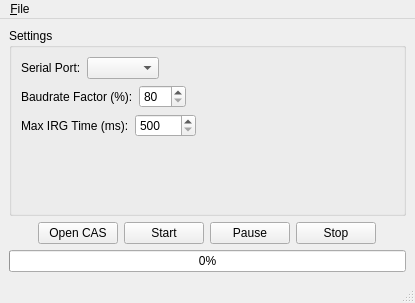
First picture: the form in src/mainwindow.ui, repository ThKattanek/cas_to_sio, before the edit.
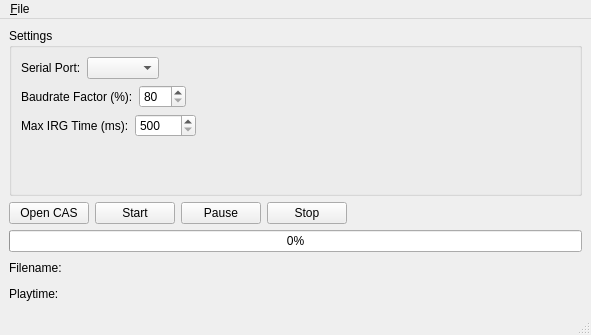
Second picture: the form after the edit.

Commit message: added show filename and playtime

Diff of the .ui file:
```diff
--- a/src/mainwindow.ui
+++ b/src/mainwindow.ui
@@ -6,8 +6,8 @@
    <rect>
     <x>0</x>
     <y>0</y>
-    <width>415</width>
-    <height>303</height>
+    <width>591</width>
+    <height>335</height>
    </rect>
   </property>
   <property name="windowTitle">
@@ -134,19 +134,6 @@
     </item>
     <item>
      <layout class="QHBoxLayout" name="horizontalLayout_2">
-      <item>
-       <spacer name="horizontalSpacer_3">
-        <property name="orientation">
-         <enum>Qt::Horizontal</enum>
-        </property>
-        <property name="sizeHint" stdset="0">
-         <size>
-          <width>40</width>
-          <height>20</height>
-         </size>
-        </property>
-       </spacer>
-      </item>
       <item>
        <widget class="QPushButton" name="cas_open_button">
         <property name="text">
@@ -197,6 +184,68 @@
       </property>
      </widget>
     </item>
+    <item>
+     <layout class="QHBoxLayout" name="horizontalLayout_5">
+      <item>
+       <widget class="QLabel" name="label">
+        <property name="text">
+         <string>Filename:</string>
+        </property>
+       </widget>
+      </item>
+      <item>
+       <widget class="QLabel" name="filename_label">
+        <property name="text">
+         <string/>
+        </property>
+       </widget>
+      </item>
+      <item>
+       <spacer name="horizontalSpacer_6">
+        <property name="orientation">
+         <enum>Qt::Horizontal</enum>
+        </property>
+        <property name="sizeHint" stdset="0">
+         <size>
+          <width>40</width>
+          <height>20</height>
+         </size>
+        </property>
+       </spacer>
+      </item>
+     </layout>
+    </item>
+    <item>
+     <layout class="QHBoxLayout" name="horizontalLayout_6">
+      <item>
+       <widget class="QLabel" name="label_2">
+        <property name="text">
+         <string>Playtime:</string>
+        </property>
+       </widget>
+      </item>
+      <item>
+       <widget class="QLabel" name="playtime_label">
+        <property name="text">
+         <string/>
+        </property>
+       </widget>
+      </item>
+      <item>
+       <spacer name="horizontalSpacer_7">
+        <property name="orientation">
+         <enum>Qt::Horizontal</enum>
+        </property>
+        <property name="sizeHint" stdset="0">
+         <size>
+          <width>40</width>
+          <height>20</height>
+         </size>
+        </property>
+       </spacer>
+      </item>
+     </layout>
+    </item>
    </layout>
   </widget>
   <widget class="QMenuBar" name="menubar">
@@ -204,7 +253,7 @@
     <rect>
      <x>0</x>
      <y>0</y>
-     <width>415</width>
+     <width>591</width>
      <height>23</height>
     </rect>
    </property>
```
The commit also changes 4 other files.
